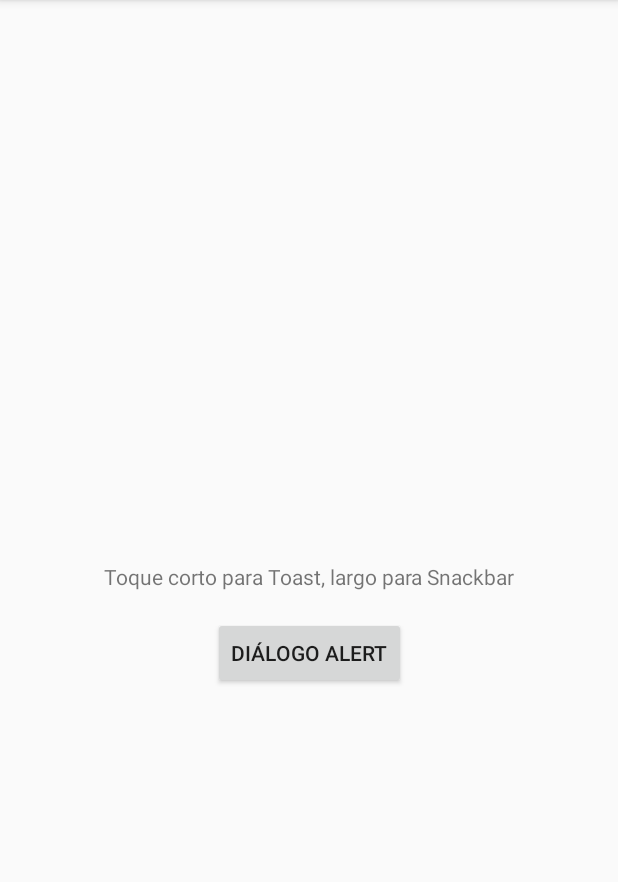
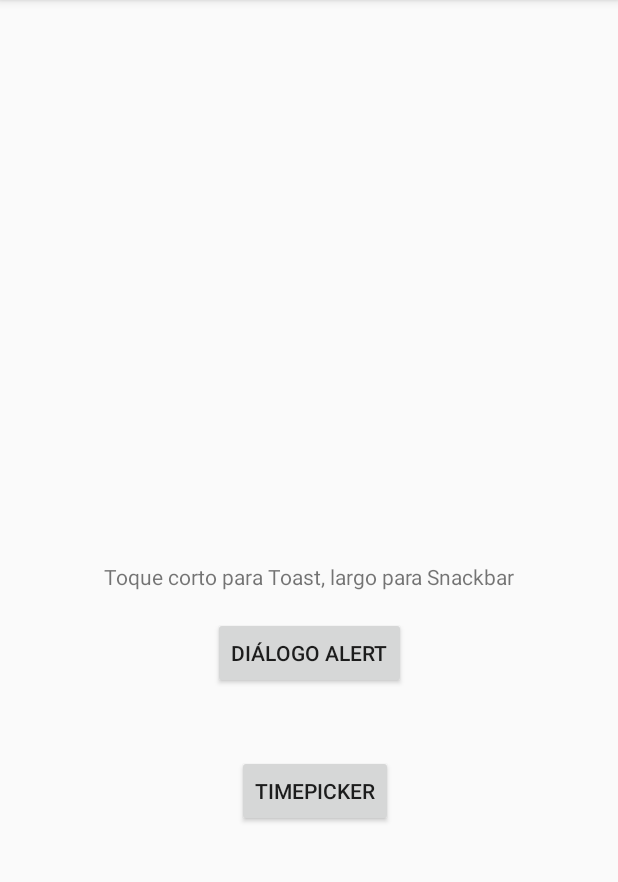
Before and after one commit to Clases-de-Victor-Rivas/Ejemplos-Apartado-7, an Android app: the screen it shows after launch (MainActivity), on a phone screen of 412 x 824 dp, the part 84-966 px from its top. Run offline under Robolectric (Android 15) with nearby library versions, the phone set to English and light mode, and no system bars.

Commit message:
Timepicker funcionando

```diff
--- a/app/src/main/res/layout/activity_main.xml
+++ b/app/src/main/res/layout/activity_main.xml
@@ -15,8 +15,9 @@
         android:layout_height="wrap_content"
         android:text="@string/toque_corto_para_toast_largo_para_snackbar"
         app:layout_constraintBottom_toBottomOf="parent"
-        app:layout_constraintLeft_toLeftOf="parent"
-        app:layout_constraintRight_toRightOf="parent"
+        app:layout_constraintEnd_toEndOf="parent"
+        app:layout_constraintHorizontal_bias="0.5"
+        app:layout_constraintStart_toStartOf="parent"
         app:layout_constraintTop_toTopOf="parent" />
 
     <Button
@@ -27,7 +28,21 @@
         android:onClick="boton_dialog_alert_click"
         android:text="@string/di_logo_alert"
         app:layout_constraintEnd_toEndOf="parent"
+        app:layout_constraintHorizontal_bias="0.5"
         app:layout_constraintStart_toStartOf="parent"
         app:layout_constraintTop_toBottomOf="@+id/textView" />
 
+    <Button
+        android:id="@+id/button3"
+        android:layout_width="wrap_content"
+        android:layout_height="wrap_content"
+        android:layout_marginStart="8dp"
+        android:layout_marginTop="44dp"
+        android:onClick="boton_timepicker_click"
+        android:text="@string/timepicker"
+        app:layout_constraintEnd_toEndOf="parent"
+        app:layout_constraintHorizontal_bias="0.5"
+        app:layout_constraintStart_toStartOf="parent"
+        app:layout_constraintTop_toBottomOf="@+id/button" />
+
 </androidx.constraintlayout.widget.ConstraintLayout>
--- a/app/src/main/res/values/strings.xml
+++ b/app/src/main/res/values/strings.xml
@@ -2,4 +2,6 @@
     <string name="app_name">Ejemplos Apartado 7</string>
     <string name="di_logo_alert">Diálogo Alert</string>
     <string name="toque_corto_para_toast_largo_para_snackbar">Toque corto para Toast, largo para Snackbar</string>
+    <string name="timepicker">TimePicker</string>
+    <string name="mensaje_time_picker">Indíque la hora del evento</string>
 </resources>
```
Also changed, not shown: app/src/main/java/es/vrivas/ejemplosapartado7/MainActivity.kt (+25 -0 lines).
